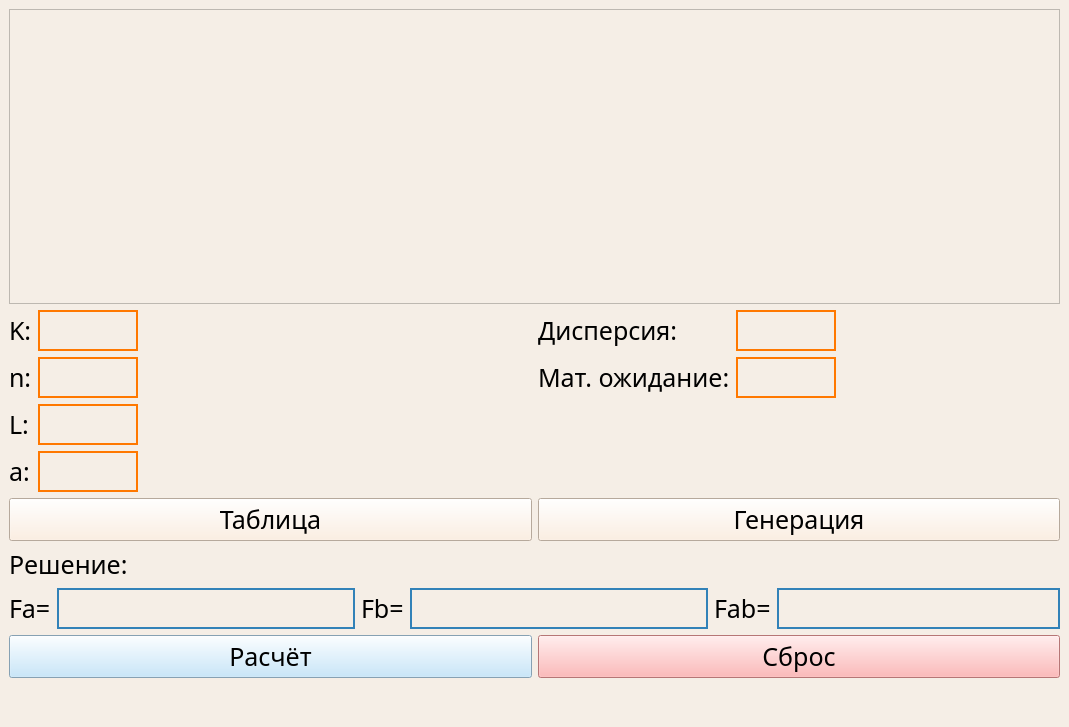
Old version of the form Lab9/form.ui in the repository VasilevIvanVladimirovich/Eminov-lab.
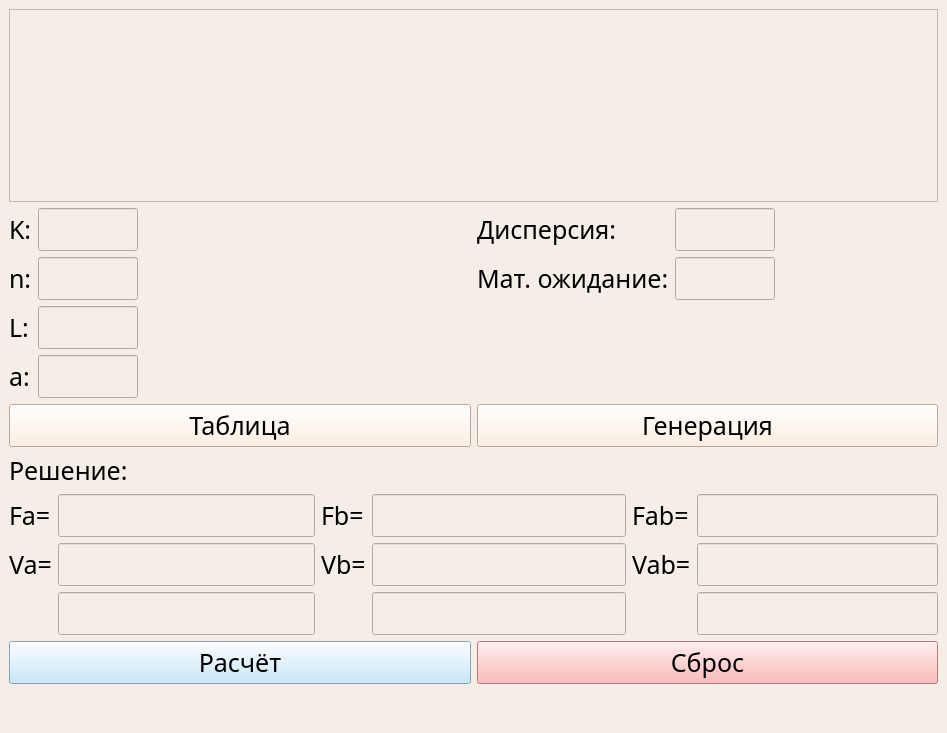
New version of the form.

Patch:
```diff
--- a/Lab9/form.ui
+++ b/Lab9/form.ui
@@ -6,8 +6,8 @@
    <rect>
     <x>0</x>
     <y>0</y>
-    <width>1069</width>
-    <height>727</height>
+    <width>947</width>
+    <height>733</height>
    </rect>
   </property>
   <property name="font">
@@ -49,7 +49,7 @@
            </size>
           </property>
           <property name="styleSheet">
-           <string notr="true">border: 2px solid #FF7800</string>
+           <string notr="true"/>
           </property>
          </widget>
         </item>
@@ -69,7 +69,7 @@
            </size>
           </property>
           <property name="styleSheet">
-           <string notr="true">border: 2px solid #FF7800</string>
+           <string notr="true"/>
           </property>
          </widget>
         </item>
@@ -89,7 +89,7 @@
            </size>
           </property>
           <property name="styleSheet">
-           <string notr="true">border: 2px solid #FF7800</string>
+           <string notr="true"/>
           </property>
          </widget>
         </item>
@@ -109,7 +109,7 @@
            </size>
           </property>
           <property name="styleSheet">
-           <string notr="true">border: 2px solid #FF7800</string>
+           <string notr="true"/>
           </property>
          </widget>
         </item>
@@ -133,7 +133,7 @@
            </size>
           </property>
           <property name="styleSheet">
-           <string notr="true">border: 2px solid #FF7800</string>
+           <string notr="true"/>
           </property>
          </widget>
         </item>
@@ -153,7 +153,7 @@
            </size>
           </property>
           <property name="styleSheet">
-           <string notr="true">border: 2px solid #FF7800</string>
+           <string notr="true"/>
           </property>
          </widget>
         </item>
@@ -199,13 +199,6 @@
      <layout class="QHBoxLayout" name="horizontalLayout_3">
       <item>
        <layout class="QFormLayout" name="formLayout_8">
-        <item row="0" column="1">
-         <widget class="QLineEdit" name="lineEdit_7">
-          <property name="styleSheet">
-           <string notr="true">border: 2px solid #3282B8</string>
-          </property>
-         </widget>
-        </item>
         <item row="0" column="0">
          <widget class="QLabel" name="label_5">
           <property name="text">
@@ -213,6 +206,26 @@
           </property>
          </widget>
         </item>
+        <item row="0" column="1">
+         <widget class="QLineEdit" name="lineEdit_7">
+          <property name="styleSheet">
+           <string notr="true"/>
+          </property>
+         </widget>
+        </item>
+        <item row="1" column="0">
+         <widget class="QLabel" name="label_11">
+          <property name="text">
+           <string>Va=</string>
+          </property>
+         </widget>
+        </item>
+        <item row="1" column="1">
+         <widget class="QLineEdit" name="lineEdit_10"/>
+        </item>
+        <item row="2" column="1">
+         <widget class="QLineEdit" name="lineEdit_14"/>
+        </item>
        </layout>
       </item>
       <item>
@@ -227,10 +240,23 @@
         <item row="0" column="1">
          <widget class="QLineEdit" name="lineEdit_6">
           <property name="styleSheet">
-           <string notr="true">border: 2px solid #3282B8</string>
+           <string notr="true"/>
           </property>
          </widget>
         </item>
+        <item row="1" column="0">
+         <widget class="QLabel" name="label_12">
+          <property name="text">
+           <string>Vb=</string>
+          </property>
+         </widget>
+        </item>
+        <item row="1" column="1">
+         <widget class="QLineEdit" name="lineEdit_11"/>
+        </item>
+        <item row="2" column="1">
+         <widget class="QLineEdit" name="lineEdit_15"/>
+        </item>
        </layout>
       </item>
       <item>
@@ -238,7 +264,7 @@
         <item row="1" column="1">
          <widget class="QLineEdit" name="lineEdit_5">
           <property name="styleSheet">
-           <string notr="true">border: 2px solid #3282B8</string>
+           <string notr="true"/>
           </property>
          </widget>
         </item>
@@ -249,6 +275,19 @@
           </property>
          </widget>
         </item>
+        <item row="2" column="1">
+         <widget class="QLineEdit" name="lineEdit_12"/>
+        </item>
+        <item row="2" column="0">
+         <widget class="QLabel" name="label_13">
+          <property name="text">
+           <string>Vab=</string>
+          </property>
+         </widget>
+        </item>
+        <item row="3" column="1">
+         <widget class="QLineEdit" name="lineEdit_13"/>
+        </item>
        </layout>
       </item>
      </layout>
```
Left out of the diff: 5 changed lines with no effect on the pictures.
